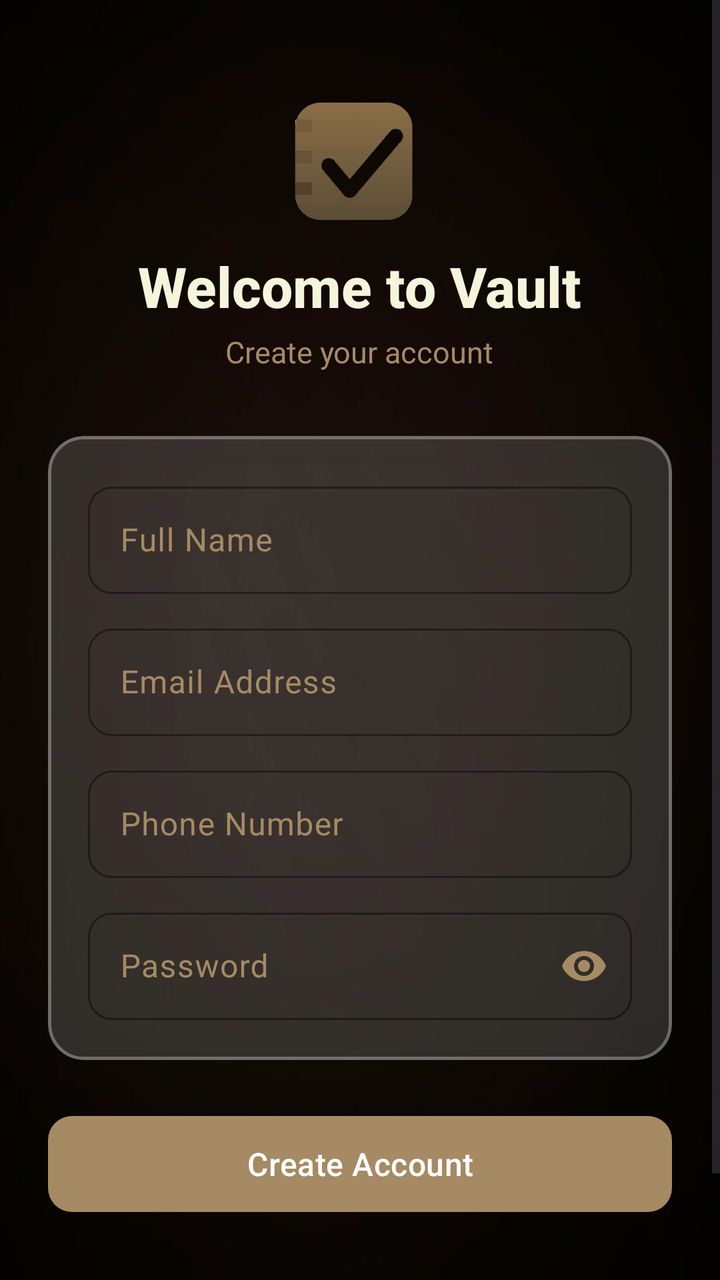
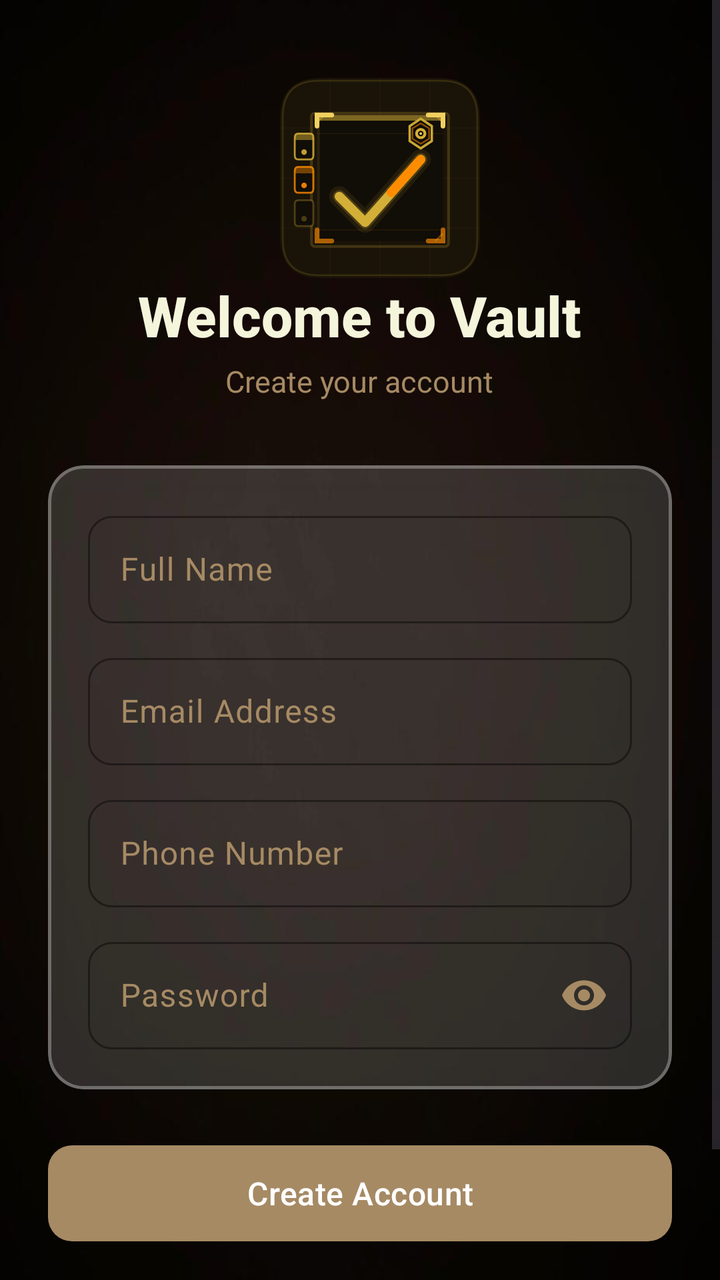

The first picture is an Android layout as it rendered before a commit; the second is the same layout after the commit. The layout source and the unified diff follow.
<!-- AndroidManifest.xml: application theme Theme.TaskVault -->
<!-- res/layout/sign_up.xml -->
<?xml version="1.0" encoding="utf-8"?>
<layout
    xmlns:android="http://schemas.android.com/apk/res/android"
    xmlns:app="http://schemas.android.com/apk/res-auto"
    xmlns:tools="http://schemas.android.com/tools">
    <ScrollView
        android:layout_width="match_parent"
        android:layout_height="match_parent"
        android:background="@drawable/back"
        tools:context="LoginHandler.SignUp">

        <LinearLayout
            android:layout_width="match_parent"
            android:layout_height="wrap_content"
            android:orientation="vertical"
            android:gravity="center_horizontal"
            android:padding="24dp">

            
            <ImageView
                android:id="@+id/logo_vault"
                android:layout_width="100dp"
                android:layout_height="100dp"
                android:layout_marginRight="10dp"
                android:src="@drawable/logo"
                android:contentDescription="Vault Logo"
                android:layout_marginTop="16dp" />

            
            <TextView
                android:id="@+id/vault_title"
                android:layout_width="wrap_content"
                android:layout_height="wrap_content"
                android:text="Welcome to Vault"
                android:textSize="28sp"
                android:textStyle="bold"
                android:textColor="#F5F5DC"
                android:fontFamily="sans-serif-medium"
                android:layout_marginTop="-16dp" />

            <TextView
                android:id="@+id/vault_subtitle"
                android:layout_width="wrap_content"
                android:layout_height="wrap_content"
                android:text="Create your account"
                android:textColor="#A68A64"
                android:textSize="15sp"
                android:fontFamily="sans-serif"
                android:layout_marginTop="4dp"
                android:layout_marginBottom="32dp" />

            <com.google.android.material.card.MaterialCardView
                android:layout_width="match_parent"
                android:layout_height="wrap_content"
                app:cardCornerRadius="18dp"
                app:cardElevation="6dp"
                app:cardBackgroundColor="#26FFFFFF"
                app:strokeColor="#4DFFFFFF"
                app:strokeWidth="1.5dp"
                app:cardMaxElevation="20dp"
                android:outlineAmbientShadowColor="#40000000"
                android:outlineSpotShadowColor="#40000000">

                <LinearLayout
                    android:layout_width="match_parent"
                    android:layout_height="wrap_content"
                    android:orientation="vertical"
                    android:padding="20dp">

                    <com.google.android.material.textfield.TextInputLayout
                        android:id="@+id/fullname_input"
                        style="@style/Widget.Material3.TextInputLayout.OutlinedBox"
                        android:layout_width="match_parent"
                        android:layout_height="wrap_content"
                        android:hint="Full Name"
                        app:boxBackgroundColor="@android:color/transparent"
                        app:boxCornerRadiusTopStart="12dp"
                        app:boxCornerRadiusTopEnd="12dp"
                        app:boxCornerRadiusBottomStart="12dp"
                        app:boxCornerRadiusBottomEnd="12dp"
                        app:boxStrokeColor="#A68A64"
                        app:boxStrokeWidth="1dp"
                        app:boxStrokeWidthFocused="2dp"
                        app:hintTextColor="#A68A64"
                        android:textColorHint="#A68A64"
                        app:hintAnimationEnabled="true">

                        <com.google.android.material.textfield.TextInputEditText
                            android:layout_width="match_parent"
                            android:layout_height="wrap_content"
                            android:textColor="#F5F5DC"
                            android:textSize="16sp"
                            android:textColorHint="#80A68A64"
                            android:fontFamily="sans-serif"
                            android:inputType="textPersonName"
                            android:paddingTop="16dp"
                            android:paddingBottom="16dp" />
                    </com.google.android.material.textfield.TextInputLayout>

                    <com.google.android.material.textfield.TextInputLayout
                        android:id="@+id/email_input"
                        style="@style/Widget.Material3.TextInputLayout.OutlinedBox"
                        android:layout_width="match_parent"
                        android:layout_height="wrap_content"
                        android:hint="Email Address"
                        android:layout_marginTop="12dp"
                        app:boxBackgroundColor="@android:color/transparent"
                        app:boxCornerRadiusTopStart="12dp"
                        app:boxCornerRadiusTopEnd="12dp"
                        app:boxCornerRadiusBottomStart="12dp"
                        app:boxCornerRadiusBottomEnd="12dp"
                        app:boxStrokeColor="#A68A64"
                        app:boxStrokeWidth="1dp"
                        app:boxStrokeWidthFocused="2dp"
                        app:hintTextColor="#A68A64"
                        android:textColorHint="#A68A64"
                        app:hintAnimationEnabled="true">

                        <com.google.android.material.textfield.TextInputEditText
                            android:layout_width="match_parent"
                            android:layout_height="wrap_content"
                            android:textColor="#F5F5DC"
                            android:textSize="16sp"
                            android:textColorHint="#80A68A64"
                            android:fontFamily="sans-serif"
                            android:inputType="textEmailAddress"
                            android:paddingTop="16dp"
                            android:paddingBottom="16dp" />
                    </com.google.android.material.textfield.TextInputLayout>

                    <com.google.android.material.textfield.TextInputLayout
                        android:id="@+id/phone_input"
                        style="@style/Widget.Material3.TextInputLayout.OutlinedBox"
                        android:layout_width="match_parent"
                        android:layout_height="wrap_content"
                        android:hint="Phone Number"
                        android:layout_marginTop="12dp"
                        app:boxBackgroundColor="@android:color/transparent"
                        app:boxCornerRadiusTopStart="12dp"
                        app:boxCornerRadiusTopEnd="12dp"
                        app:boxCornerRadiusBottomStart="12dp"
                        app:boxCornerRadiusBottomEnd="12dp"
                        app:boxStrokeColor="#A68A64"
                        app:boxStrokeWidth="1dp"
                        app:boxStrokeWidthFocused="2dp"
                        app:hintTextColor="#A68A64"
                        android:textColorHint="#A68A64"
                        app:hintAnimationEnabled="true">

                        <com.google.android.material.textfield.TextInputEditText
                            android:layout_width="match_parent"
                            android:layout_height="wrap_content"
                            android:textColor="#F5F5DC"
                            android:textSize="16sp"
                            android:textColorHint="#80A68A64"
                            android:fontFamily="sans-serif"
                            android:inputType="phone"
                            android:paddingTop="16dp"
                            android:paddingBottom="16dp" />
                    </com.google.android.material.textfield.TextInputLayout>

                    <com.google.android.material.textfield.TextInputLayout
                        android:id="@+id/password_input"
                        style="@style/Widget.Material3.TextInputLayout.OutlinedBox"
                        android:layout_width="match_parent"
                        android:layout_height="wrap_content"
                        android:hint="Password"
                        android:layout_marginTop="12dp"
                        app:endIconMode="password_toggle"
                        app:endIconTint="#A68A64"
                        app:boxBackgroundColor="@android:color/transparent"
                        app:boxCornerRadiusTopStart="12dp"
                        app:boxCornerRadiusTopEnd="12dp"
                        app:boxCornerRadiusBottomStart="12dp"
                        app:boxCornerRadiusBottomEnd="12dp"
                        app:boxStrokeColor="#A68A64"
                        app:boxStrokeWidth="1dp"
                        app:boxStrokeWidthFocused="2dp"
                        app:hintTextColor="#A68A64"
                        android:textColorHint="#A68A64"
                        app:hintAnimationEnabled="true">

                        <com.google.android.material.textfield.TextInputEditText
                            android:layout_width="match_parent"
                            android:layout_height="wrap_content"
                            android:textColor="#F5F5DC"
                            android:textSize="16sp"
                            android:textColorHint="#80A68A64"
                            android:fontFamily="sans-serif"
                            android:inputType="textPassword"
                            android:paddingTop="16dp"
                            android:paddingBottom="16dp" />
                    </com.google.android.material.textfield.TextInputLayout>

                </LinearLayout>
            </com.google.android.material.card.MaterialCardView>

            
            <com.google.android.material.button.MaterialButton
                android:id="@+id/signup_btn"
                android:layout_width="match_parent"
                android:layout_height="56dp"
                android:text="Create Account"
                android:textAllCaps="false"
                android:textSize="16sp"
                android:fontFamily="sans-serif-medium"
                android:letterSpacing="0.01"
                app:backgroundTint="#A68A64"
                app:cornerRadius="12dp"
                app:elevation="4dp"
                android:layout_marginTop="24dp"
                style="@style/Widget.Material3.Button" />

            
            <com.google.android.material.button.MaterialButton
                android:id="@+id/already_login"
                android:layout_width="wrap_content"
                android:layout_height="wrap_content"
                android:text="Already have an account? Login"
                android:textSize="14sp"
                android:fontFamily="sans-serif-medium"
                android:textColor="#A68A64"
                android:layout_marginTop="16dp"
                android:stateListAnimator="@null"
                style="@style/Widget.Material3.Button.TextButton" />

        </LinearLayout>
    </ScrollView>
</layout>
<!-- resources referenced by this layout -->
<resources>
  <!-- drawable back: jpeg bitmap (drawable, 11580 bytes) -->
  <!-- drawable logo: png bitmap (drawable, 119760 bytes) -->
  <style name="Theme.TaskVault" parent="Base.Theme.TaskVault" />
  <style name="Base.Theme.TaskVault" parent="Theme.Material3.DayNight.NoActionBar">
          <item name="colorPrimary">@color/md_theme_light_primary</item>
          <item name="colorOnPrimary">@color/md_theme_light_onPrimary</item>
          <item name="colorPrimaryContainer">@color/md_theme_light_primaryContainer</item>
          <item name="colorOnPrimaryContainer">@color/md_theme_light_onPrimaryContainer</item>
  
          <item name="colorSecondary">@color/md_theme_light_secondary</item>
          <item name="colorOnSecondary">@color/md_theme_light_onSecondary</item>
          <item name="colorSecondaryContainer">@color/md_theme_light_secondaryContainer</item>
  
          <item name="colorTertiary">@color/md_theme_light_tertiary</item>
          <item name="colorTertiaryContainer">@color/md_theme_light_tertiaryContainer</item>
  
          <item name="android:colorBackground">@color/md_theme_light_background</item>
          <item name="colorOnBackground">@color/md_theme_light_onBackground</item>
          <item name="colorSurface">@color/md_theme_light_surface</item>
          <item name="colorOnSurface">@color/md_theme_light_onSurface</item>
          <item name="colorSurfaceVariant">@color/md_theme_light_surfaceVariant</item>
  
          <item name="colorOutline">@color/md_theme_light_outline</item>
          <item name="colorOutlineVariant">@color/md_theme_light_outlineVariant</item>
  
          <item name="android:statusBarColor">@color/md_theme_light_background</item>
          <item name="android:windowLightStatusBar">true</item>
      </style>
  <color name="md_theme_light_primary">#6D5C47</color>
  <color name="md_theme_light_onPrimary">#FFFFFF</color>
  <color name="md_theme_light_primaryContainer">#F5E6D3</color>
  <color name="md_theme_light_onPrimaryContainer">#4A3F32</color>
  <color name="md_theme_light_secondary">#9A8A7A</color>
  <color name="md_theme_light_onSecondary">#FFFFFF</color>
  <color name="md_theme_light_secondaryContainer">#F0E4D7</color>
  <color name="md_theme_light_tertiary">#C4A57B</color>
  <color name="md_theme_light_tertiaryContainer">#FFF4E3</color>
  <color name="md_theme_light_background">#FFF9F5</color>
  <color name="md_theme_light_onBackground">#1F1B16</color>
  <color name="md_theme_light_surface">#FFFBF7</color>
  <color name="md_theme_light_onSurface">#1F1B16</color>
  <color name="md_theme_light_surfaceVariant">#F5EAE0</color>
  <color name="md_theme_light_outline">#82786C</color>
  <color name="md_theme_light_outlineVariant">#D6CAB9</color>
</resources>

<!-- the commit's change to res/layout/sign_up.xml (unified diff, before → after) -->
@@ -21,10 +21,10 @@
                 android:id="@+id/logo_vault"
                 android:layout_width="100dp"
                 android:layout_height="100dp"
-                android:layout_marginRight="10dp"
-                android:src="@drawable/logo"
+                android:layout_marginLeft="10dp"
+                android:src="@drawable/taskvault_logo"
                 android:contentDescription="Vault Logo"
-                android:layout_marginTop="16dp" />
+                android:layout_marginTop="15dp" />
 
             
             <TextView
@@ -36,7 +36,7 @@
                 android:textStyle="bold"
                 android:textColor="#F5F5DC"
                 android:fontFamily="sans-serif-medium"
-                android:layout_marginTop="-16dp" />
+                />
 
             <TextView
                 android:id="@+id/vault_subtitle"
<!-- resource entries referenced after the edit -->
@@ -1,7 +1,7 @@
 <!-- resources referenced by this layout -->
 <resources>
   <!-- drawable back: jpeg bitmap (drawable, 11580 bytes) -->
-  <!-- drawable logo: png bitmap (drawable, 119760 bytes) -->
+  <!-- drawable taskvault_logo: vector/xml drawable (drawable, 7568 chars, omitted) -->
   <style name="Theme.TaskVault" parent="Base.Theme.TaskVault" />
   <style name="Base.Theme.TaskVault" parent="Theme.Material3.DayNight.NoActionBar">
           <item name="colorPrimary">@color/md_theme_light_primary</item>
